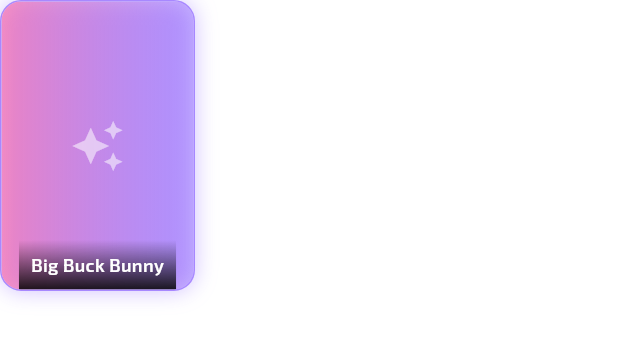
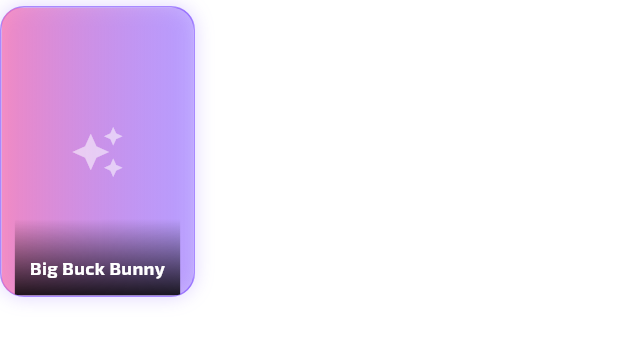
Before and after one commit to jedixscum/Nebula-beta, a Flutter app: the PosterCard widget shown alone on an empty page, opened directly with sample values from the repository, on a phone screen of 412 x 824 dp. Shown: the top 341 px of the screen. Run offline on Flutter 3.47's test engine with Material 3 defaults, Android fonts, the phone set to English and light mode, and no system bars; our stand-ins replace dio, file_picker, flutter_riverpod, flutter_secure_storage, go_router, google_fonts and 4 more; missing offline and left inert: media_kit, media_kit_video; accounts and stored records are empty; generated files the repository leaves out were written again; network calls fail.

Commit message:
Add visible focus states and larger TV media cards

```diff
--- a/lib/presentation/widgets.dart
+++ b/lib/presentation/widgets.dart
@@ -8,64 +8,48 @@ import '../core/starfield.dart';
 import '../core/theme.dart';
 import '../domain/media_item.dart';
 
-/// Poster card with glowing border. Falls back to a cosmic gradient when no poster.
-class PosterCard extends StatelessWidget {
+/// Poster card with a high-contrast focus state for TV remotes and keyboards.
+class PosterCard extends StatefulWidget {
   final MediaItem item;
   final double width;
   const PosterCard({super.key, required this.item, this.width = 130});
-
   @override
-  Widget build(BuildContext context) => InkWell(
-        onTap: () => context.push('/detail', extra: item),
-        borderRadius: BorderRadius.circular(14),
-        focusColor: nebulaCyan.withOpacity(0.20),
-        child: Container(
-          width: width,
-          margin: const EdgeInsets.only(right: 12),
-          decoration: BoxDecoration(
-            borderRadius: BorderRadius.circular(14),
-            border: Border.all(color: nebulaViolet.withOpacity(0.6)),
-            boxShadow: [BoxShadow(color: nebulaViolet.withOpacity(0.35), blurRadius: 12)],
-          ),
-          child: ClipRRect(
-            borderRadius: BorderRadius.circular(13),
-            child: AspectRatio(
-              aspectRatio: 2 / 3,
-              child: Stack(fit: StackFit.expand, children: [
-                if (item.posterUrl != null)
-                  CachedNetworkImage(
-                      imageUrl: item.posterUrl!, fit: BoxFit.cover,
-                      placeholder: (_, __) => const ShimmerBox(),
-                      errorWidget: (_, __, ___) => _fallback())
-                else
-                  _fallback(),
-                Align(
-                  alignment: Alignment.bottomCenter,
-                  child: Container(
-                    padding: const EdgeInsets.all(8),
-                    decoration: const BoxDecoration(
-                        gradient: LinearGradient(begin: Alignment.bottomCenter, end: Alignment.topCenter,
-                            colors: [Colors.black87, Colors.transparent])),
-                    child: Text(item.title, maxLines: 2, overflow: TextOverflow.ellipsis,
-                        style: const TextStyle(fontWeight: FontWeight.w600, fontSize: 12)),
-                  ),
-                ),
-              ]),
-            ),
-          ),
-        ),
-      );
-
-  Widget _fallback() => Container(
-        decoration: BoxDecoration(
-            gradient: LinearGradient(colors: [
-          Color((item.title.hashCode & 0xFFFFFF) | 0xFF000000).withOpacity(0.7),
-          nebulaViolet.withOpacity(0.4),
-        ])),
-        child: const Icon(Icons.auto_awesome, size: 36, color: Colors.white54),
-      );
+  State<PosterCard> createState() => _PosterCardState();
 }
-
+class _PosterCardState extends State<PosterCard> {
+  bool _focused = false;
+  @override
+  Widget build(BuildContext context) {
+    final item = widget.item;
+    return Semantics(button: true, label: 'Open ${item.title}', child: InkWell(
+      onTap: () => context.push('/detail', extra: item),
+      onFocusChange: (focused) { if (_focused != focused) setState(() => _focused = focused); },
+      borderRadius: BorderRadius.circular(16), focusColor: nebulaCyan.withOpacity(0.18),
+      child: AnimatedContainer(
+        duration: const Duration(milliseconds: 120), width: widget.width,
+        margin: const EdgeInsets.only(right: 14, top: 4, bottom: 8),
+        transform: Matrix4.identity()..scale(_focused ? 1.035 : 1.0), transformAlignment: Alignment.center,
+        decoration: BoxDecoration(borderRadius: BorderRadius.circular(16),
+          border: Border.all(color: _focused ? nebulaCyan : nebulaViolet.withOpacity(0.62), width: _focused ? 3 : 1),
+          boxShadow: [BoxShadow(color: (_focused ? nebulaCyan : nebulaViolet).withOpacity(_focused ? 0.48 : 0.24), blurRadius: _focused ? 22 : 10, spreadRadius: _focused ? 1 : 0)]),
+        child: ClipRRect(borderRadius: BorderRadius.circular(13), child: AspectRatio(aspectRatio: 2 / 3, child: Stack(fit: StackFit.expand, children: [
+          if (item.posterUrl != null) CachedNetworkImage(imageUrl: item.posterUrl!, fit: BoxFit.cover, placeholder: (_, __) => const ShimmerBox(), errorWidget: (_, __, ___) => _fallback(item)) else _fallback(item),
+          Align(alignment: Alignment.bottomCenter, child: Container(
+            padding: const EdgeInsets.fromLTRB(10, 24, 10, 10),
+            decoration: const BoxDecoration(gradient: LinearGradient(begin: Alignment.bottomCenter, end: Alignment.topCenter, colors: [Colors.black87, Colors.transparent])),
+            child: Text(item.title, maxLines: 2, overflow: TextOverflow.ellipsis,
+              style: TextStyle(fontWeight: FontWeight.w700, fontSize: MediaQuery.sizeOf(context).width >= 800 ? 14 : 12, color: Colors.white)))),
+          if (_focused) const Positioned(top: 8, right: 8, child: DecoratedBox(
+            decoration: BoxDecoration(color: Color(0xDD05060F), shape: BoxShape.circle),
+            child: Padding(padding: EdgeInsets.all(5), child: Icon(Icons.play_arrow_rounded, size: 20, color: nebulaCyan)))),
+        ]))),
+      ),
+    ));
+  }
+  Widget _fallback(MediaItem item) => Container(decoration: BoxDecoration(gradient: LinearGradient(colors: [
+    Color((item.title.hashCode & 0xFFFFFF) | 0xFF000000).withOpacity(0.7), nebulaViolet.withOpacity(0.4),
+  ])), child: const Icon(Icons.auto_awesome, size: 36, color: Colors.white54));
+}
 class ShimmerBox extends StatelessWidget {
   const ShimmerBox({super.key});
   @override
@@ -83,7 +67,7 @@ class CosmicRow extends StatelessWidget {
         Padding(
           padding: const EdgeInsets.fromLTRB(16, 16, 16, 8),
           child: Row(children: [
-            Expanded(child: Text(title, style: Theme.of(context).textTheme.titleMedium?.copyWith(color: nebulaCyan))),
+            Expanded(child: Text(title, style: Theme.of(context).textTheme.titleLarge?.copyWith(color: nebulaCyan, fontWeight: FontWeight.w800))),
             if (onSeeAll != null)
               TextButton.icon(
                 onPressed: onSeeAll,
@@ -93,14 +77,14 @@ class CosmicRow extends StatelessWidget {
           ]),
         ),
         SizedBox(
-          height: (MediaQuery.sizeOf(context).width >= 800 ? 170 : 130) * 1.5 + 8,
+          height: (MediaQuery.sizeOf(context).width >= 800 ? 190 : 130) * 1.5 + 16,
           child: items.isEmpty
               ? const Center(child: Text('Nothing here yet', style: TextStyle(color: Colors.white38)))
               : ListView.builder(
                   scrollDirection: Axis.horizontal,
                   padding: const EdgeInsets.only(left: 16),
                   itemCount: items.length,
-                  itemBuilder: (context, i) => PosterCard(item: items[i], width: MediaQuery.sizeOf(context).width >= 800 ? 170 : 130)),
+                  itemBuilder: (context, i) => PosterCard(item: items[i], width: MediaQuery.sizeOf(context).width >= 800 ? 190 : 130)),
         ),
       ]);
 }
```
